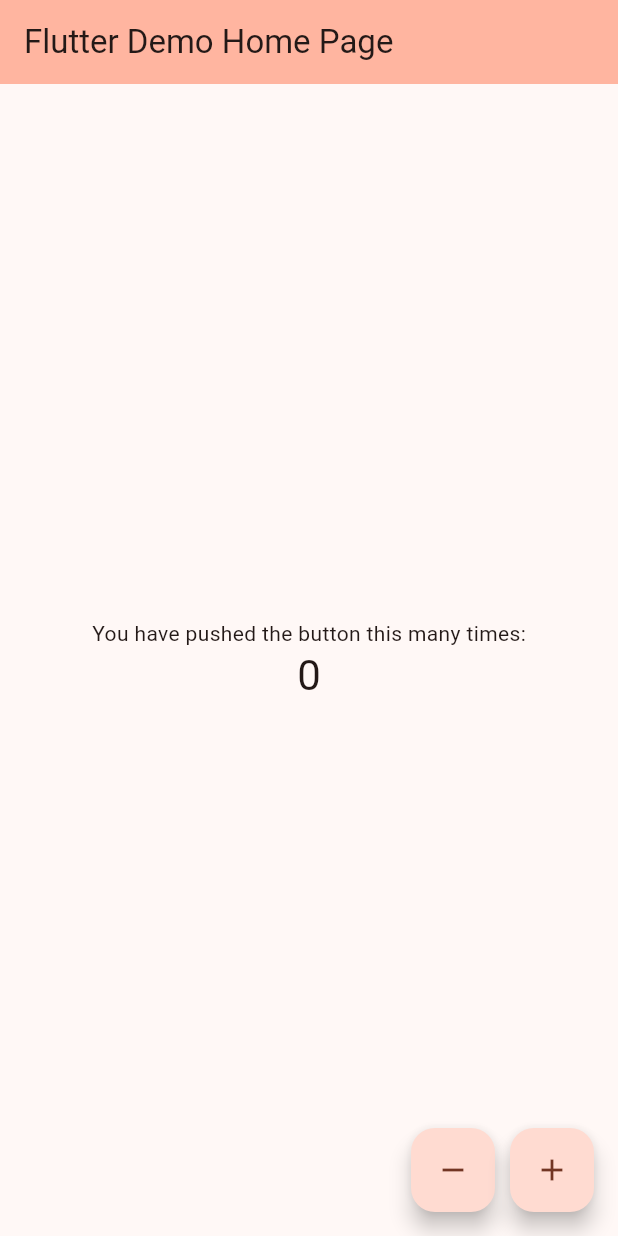
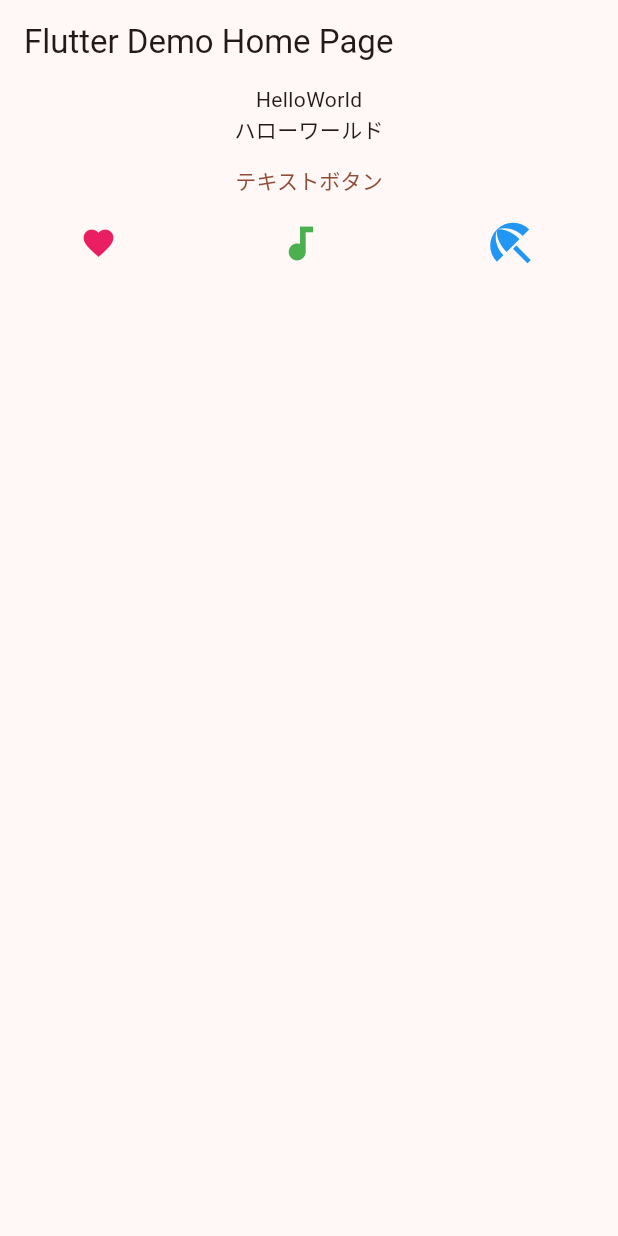
Before and after one commit to oyasumipants/flutter-hello-world, a Flutter app: the screen it shows after launch, on a phone screen of 412 x 824 dp. Run offline on Flutter 3.47's test engine with Material 3 defaults, Android fonts, the phone set to English and light mode, and no system bars.

Commit message:
fix: widget

```diff
--- a/lib/main.dart
+++ b/lib/main.dart
@@ -78,67 +78,36 @@ class _MyHomePageState extends State<MyHomePage> {
 
   @override
   Widget build(BuildContext context) {
-    // This method is rerun every time setState is called, for instance as done
-    // by the _incrementCounter method above.
-    //
-    // The Flutter framework has been optimized to make rerunning build methods
-    // fast, so that you can just rebuild anything that needs updating rather
-    // than having to individually change instances of widgets.
     return Scaffold(
         appBar: AppBar(
-        // TRY THIS: Try changing the color here to a specific color (to
-        // Colors.amber, perhaps?) and trigger a hot reload to see the AppBar
-        // change color while the other colors stay the same.
-        backgroundColor: Theme.of(context).colorScheme.inversePrimary,
-        // Here we take the value from the MyHomePage object that was created by
-        // the App.build method, and use it to set our appbar title.
           title: Text(widget.title),
         ),
-      body: Center(
-        // Center is a layout widget. It takes a single child and positions it
-        // in the middle of the parent.
-        child: Column(
-          // Column is also a layout widget. It takes a list of children and
-          // arranges them vertically. By default, it sizes itself to fit its
-          // children horizontally, and tries to be as tall as its parent.
-          //
-          // Column has various properties to control how it sizes itself and
-          // how it positions its children. Here we use mainAxisAlignment to
-          // center the children vertically; the main axis here is the vertical
-          // axis because Columns are vertical (the cross axis would be
-          // horizontal).
-          //
-          // TRY THIS: Invoke "debug painting" (choose the "Toggle Debug Paint"
-          // action in the IDE, or press "p" in the console), to see the
-          // wireframe for each widget.
-          mainAxisAlignment: MainAxisAlignment.center,
-          children: <Widget>[
-            const Text(
-              'You have pushed the button this many times:',
+        body: Column(children: [
+          const Text("HelloWorld"),
+          const Text("ハローワールド"),
+          TextButton(
+            onPressed: () => {print("ボタンが押されたよ")},
+            child: const Text("テキストボタン"),
           ),
-            Text(
-              '$_counter',
-              style: Theme.of(context).textTheme.headlineMedium,
+          Row(
+              mainAxisAlignment: MainAxisAlignment.spaceAround,
+              children: const [
+                Icon(
+                  Icons.favorite,
+                  color: Colors.pink,
+                  size: 24.0,
                 ),
-          ],
+                Icon(
+                  Icons.audiotrack,
+                  color: Colors.green,
+                  size: 30.0,
                 ),
+                Icon(
+                  Icons.beach_access,
+                  color: Colors.blue,
+                  size: 36.0,
                 ),
-      floatingActionButton: Row(
-        mainAxisAlignment: MainAxisAlignment.end,
-        children: [
-          FloatingActionButton(
-            onPressed: _decrementCounter,
-            tooltip: 'Decrement',
-            child: const Icon(Icons.remove),
-          ),
-          const SizedBox(width: 10), // ボタン間のスペース
-          FloatingActionButton(
-            onPressed: _incrementCounter,
-            tooltip: 'Increment',
-            child: const Icon(Icons.add),
-          ),
-        ],
-      ),
-    );
+              ]),
+        ]));
   }
 }
```
Lines whose indentation alone changed are shown as unchanged.
